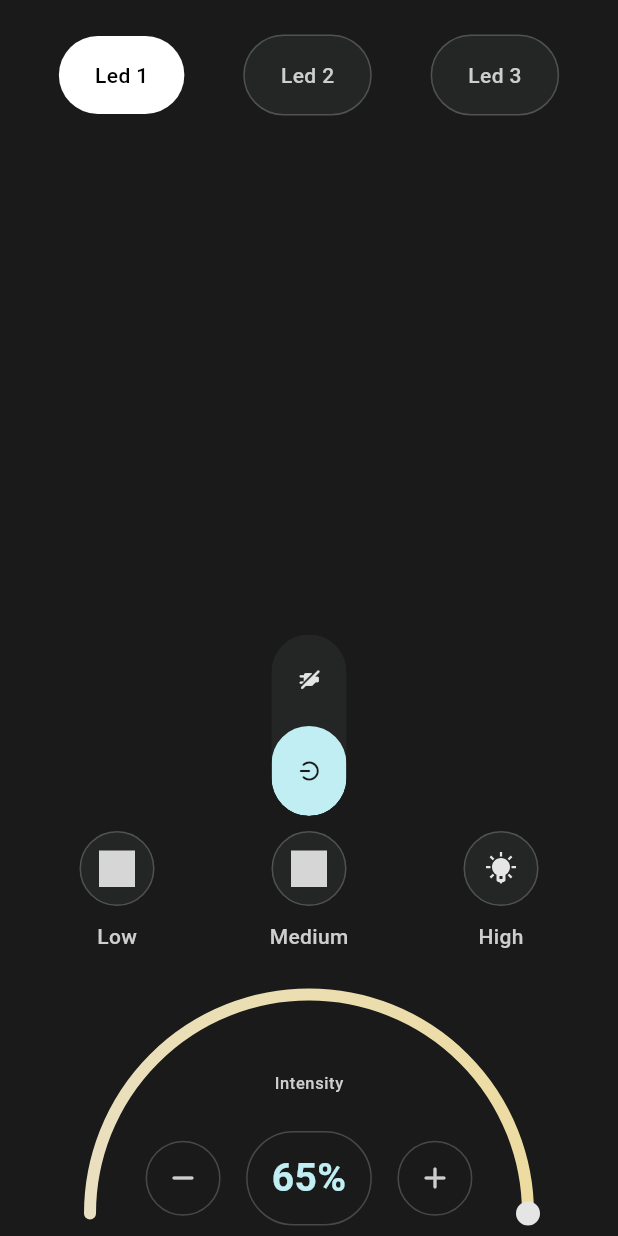
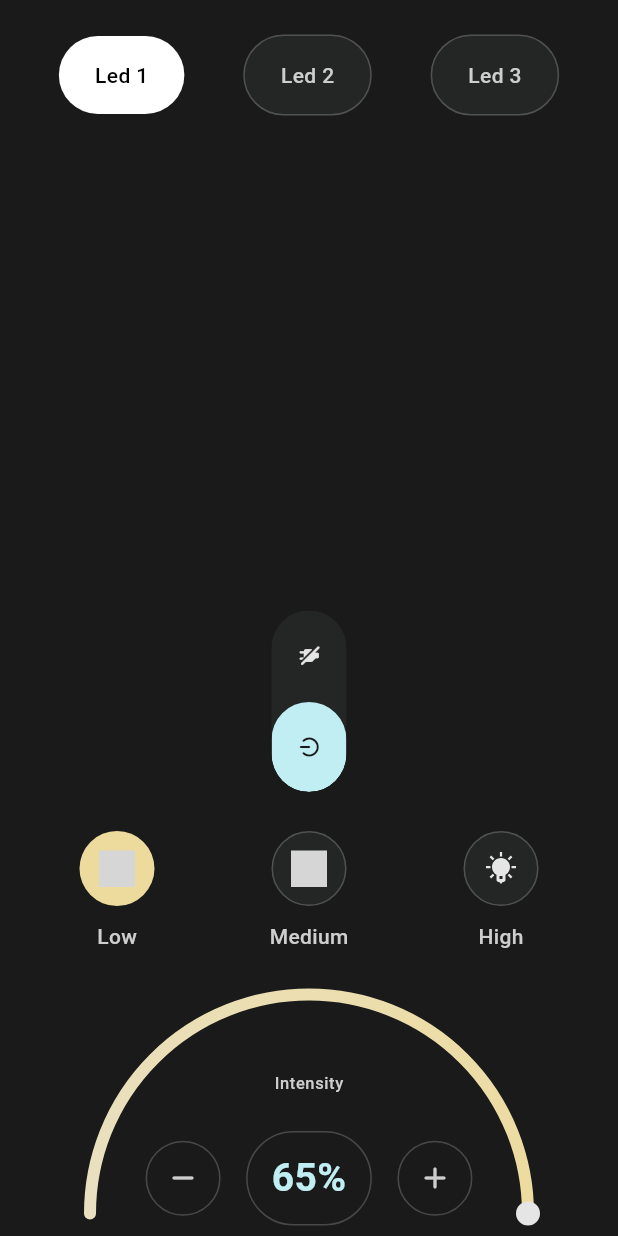
Before and after one commit to KenStarry/Flutter_IOT_Based_Smart_Lighting, a Flutter app: the screen it shows after launch, on a phone screen of 412 x 824 dp. Run offline on Flutter 3.47's test engine with Material 3 defaults, Android fonts, the phone set to English and light mode, and no system bars; drawn by our look-alikes of sleek_circular_slider, toggle_switch; our stand-ins replace flutter_svg, get, slider_button; grey boxes are pictures that could not be loaded.

Commit message:
Led Lamp Section implementation

```diff
--- a/lib/feature_home/presentation/components/led_lamp_section.dart
+++ b/lib/feature_home/presentation/components/led_lamp_section.dart
@@ -1,7 +1,9 @@
 import 'package:flutter/material.dart';
 import 'package:flutter_svg/svg.dart';
+import 'package:get/get.dart';
 import 'package:slider_button/slider_button.dart';
 import 'package:smart_lighting/feature_home/presentation/components/led_mode_card.dart';
+import 'package:smart_lighting/feature_home/presentation/controller/home_controller.dart';
 import 'package:smart_lighting/theme/colors.dart';
 import 'package:toggle_switch/toggle_switch.dart';
 
@@ -13,29 +15,18 @@ class LedLampSection extends StatefulWidget {
 }
 
 class _LedLampSectionState extends State<LedLampSection> {
-  late final List<Map<String, dynamic>> ledModes;
+  late final HomeController _homeController;
+  final ledModes = <Map<String, dynamic>>[
+    {"title": "Low", "icon": 'assets/images/bulb_low.svg'},
+    {"title": "Medium", "icon": 'assets/images/bulb_medium.svg'},
+    {"title": "High", "icon": 'assets/images/bulb_high.svg'},
+  ];
 
   @override
   void initState() {
     super.initState();
 
-    ledModes = <Map<String, dynamic>>[
-      {
-        "title": "Low",
-        "icon": SvgPicture.asset('assets/images/bulb_low.svg',
-            width: 24, height: 24, colorFilter: const ColorFilter.mode(textWhite700, BlendMode.srcIn))
-      },
-      {
-        "title": "Medium",
-        "icon": SvgPicture.asset('assets/images/bulb_medium.svg',
-            width: 24, height: 24, colorFilter: const ColorFilter.mode(textWhite700, BlendMode.srcIn))
-      },
-      {
-        "title": "High",
-        "icon": SvgPicture.asset('assets/images/bulb_high.svg',
-            width: 24, height: 24, colorFilter: const ColorFilter.mode(textWhite700, BlendMode.srcIn))
-      },
-    ];
+    _homeController = Get.find<HomeController>();
   }
 
   @override
@@ -71,15 +62,23 @@ class _LedLampSectionState extends State<LedLampSection> {
             ),
           ),
 
+          const SizedBox(height: 16),
+
           //  led modes
           Row(
             mainAxisAlignment: MainAxisAlignment.spaceEvenly,
             children: ledModes
-                .map((mode) => LedModeCard(
-                    title: mode['title'],
-                    icon: mode['icon'],
-                    active: false,
-                    onTap: () {}))
+                .map((mode) => Obx(
+                      () => LedModeCard(
+                          title: mode['title'],
+                          icon: mode['icon'],
+                          active:
+                              _homeController.activeLedMode == mode['title'],
+                          onTap: () {
+                            _homeController.setActiveLedMode(
+                                ledMode: mode['title']);
+                          }),
+                    ))
                 .toList(),
           )
         ],
--- a/lib/feature_home/presentation/components/led_mode_card.dart
+++ b/lib/feature_home/presentation/components/led_mode_card.dart
@@ -1,9 +1,10 @@
 import 'package:flutter/material.dart';
+import 'package:flutter_svg/svg.dart';
 import 'package:smart_lighting/theme/colors.dart';
 
 class LedModeCard extends StatelessWidget {
   final String title;
-  final Widget icon;
+  final String icon;
   final bool active;
   final VoidCallback onTap;
 
@@ -16,7 +17,9 @@ class LedModeCard extends StatelessWidget {
 
   @override
   Widget build(BuildContext context) {
-    return Container(
+    return GestureDetector(
+      onTap: onTap,
+      child: Container(
         width: 100,
         height: 100,
         color: Theme.of(context).scaffoldBackgroundColor,
@@ -38,13 +41,20 @@ class LedModeCard extends StatelessWidget {
                           width: 1,
                         )),
               child: Center(
-              child: icon,
-            ),
+                  child: SvgPicture.asset(icon,
+                      width: 24,
+                      height: 24,
+                      colorFilter: ColorFilter.mode(
+                          active
+                              ? Theme.of(context).scaffoldBackgroundColor
+                              : textWhite700,
+                          BlendMode.srcIn))),
             ),
 
             Text(title, style: Theme.of(context).textTheme.bodyMedium)
           ],
         ),
+      ),
     );
   }
 }
--- a/lib/feature_home/presentation/controller/home_controller.dart
+++ b/lib/feature_home/presentation/controller/home_controller.dart
@@ -2,11 +2,16 @@ import 'package:get/get.dart';
 
 class HomeController extends GetxController {
   final activeLed = "Led 1".obs;
+  final activeLedMode = "Low".obs;
+
   final ledLowLevel = 0.0.obs;
   final ledMediumLevel = 100.0.obs;
   final ledHighLevel = 255.0.obs;
 
   void setActiveLed({required String led}) => activeLed.value = led;
+
+  void setActiveLedMode({required String ledMode}) =>
+      activeLedMode.value = ledMode;
 
   void setIntensityLevels({double? low, double? medium, double? high}) {
     ledLowLevel.value = low ?? ledLowLevel.value;
```
Lines whose indentation alone changed are shown as unchanged.
